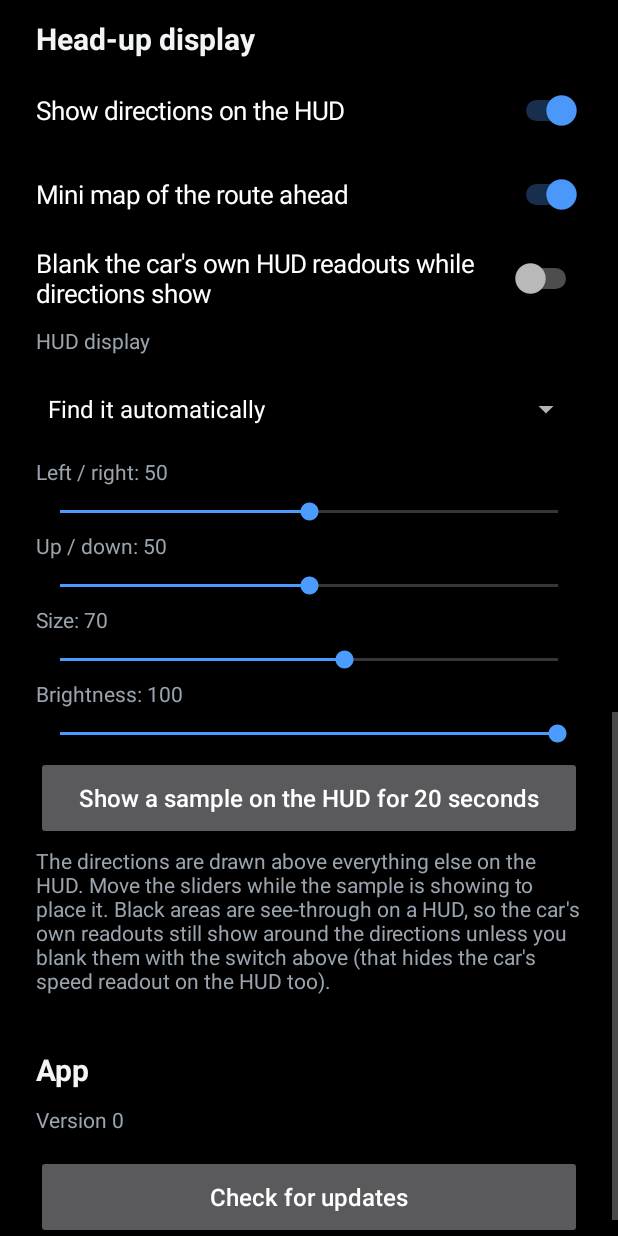
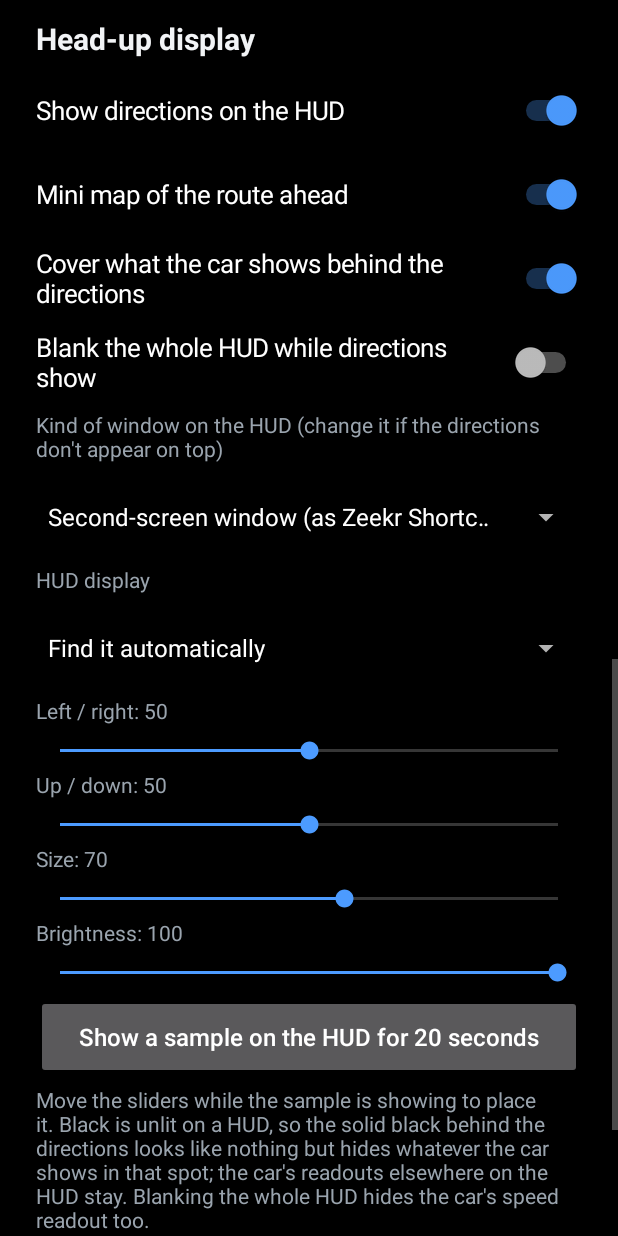
Before and after one commit to shifthk/car-maps, an Android app: the screen it shows after launch (MainActivity), scrolled down 1153 dp, on a phone screen of 412 x 824 dp. Run offline under Robolectric (Android 15) with nearby library versions, the phone set to English and light mode, and no system bars.

Commit message:
Car Maps 2.3: put the HUD directions on top the way Zeekr Shortcut does
Zeekr Shortcut covers the car's own HUD items with an ordinary
second-screen window whose picture is solid, not with a special kind
of window. Do the same: use a Presentation first, and paint solid
black behind the directions and mini map. Settings can turn the
backing off or switch to the display-over-apps window.

Co-Authored-By: Claude Fable 5.2 <noreply@anthropic.com>

```diff
--- a/app/build.gradle.kts
+++ b/app/build.gradle.kts
@@ -10,8 +10,8 @@ android {
         applicationId = "com.carmaps"
         minSdk = 28
         targetSdk = 34
-        versionCode = 6
-        versionName = "2.2"
+        versionCode = 7
+        versionName = "2.3"
     }
 
     buildTypes {
--- a/app/src/main/java/com/carmaps/MainActivity.java
+++ b/app/src/main/java/com/carmaps/MainActivity.java
@@ -166,7 +166,11 @@ public class MainActivity extends Activity {
         heading("Head-up display");
         toggle("Show directions on the HUD", prefs.hud(), prefs::setHud);
         toggle("Mini map of the route ahead", prefs.hudMap(), prefs::setHudMap);
-        toggle("Blank the car's own HUD readouts while directions show", prefs.hudCover(), prefs::setHudCover);
+        toggle("Cover what the car shows behind the directions", prefs.hudSolid(), prefs::setHudSolid);
+        toggle("Blank the whole HUD while directions show", prefs.hudCover(), prefs::setHudCover);
+        choice("Kind of window on the HUD (change it if the directions don't appear on top)",
+                new String[]{"Second-screen window (as Zeekr Shortcut uses)", "Display-over-apps window"},
+                prefs.hudOverlay() ? 1 : 0, i -> prefs.setHudOverlay(i == 1));
 
         final List<Integer> displayIds = new ArrayList<>();
         List<String> displayNames = new ArrayList<>();
@@ -193,10 +197,10 @@ public class MainActivity extends Activity {
             }
             MapService.send(this, MapService.ACTION_HUD_TEST);
         }));
-        root.addView(note("The directions are drawn above everything else on the HUD. Move the sliders while the "
-                + "sample is showing to place it. Black areas are see-through on a HUD, so the car's own readouts "
-                + "still show around the directions unless you blank them with the switch above (that hides the "
-                + "car's speed readout on the HUD too)."));
+        root.addView(note("Move the sliders while the sample is showing to place it. Black is unlit on a HUD, so "
+                + "the solid black behind the directions looks like nothing but hides whatever the car shows in "
+                + "that spot; the car's readouts elsewhere on the HUD stay. Blanking the whole HUD hides the "
+                + "car's speed readout too."));
 
         // ---- updates
         heading("App");
--- a/app/src/main/java/com/carmaps/Prefs.java
+++ b/app/src/main/java/com/carmaps/Prefs.java
@@ -79,6 +79,14 @@ final class Prefs {
     boolean hudCover() { return p.getBoolean("hudCover", false); }
     void setHudCover(boolean v) { p.edit().putBoolean("hudCover", v).apply(); }
 
+    /** Solid black behind the directions, so nothing the car shows there comes through. */
+    boolean hudSolid() { return p.getBoolean("hudSolid", true); }
+    void setHudSolid(boolean v) { p.edit().putBoolean("hudSolid", v).apply(); }
+
+    /** Try the "display over other apps" kind of window on the HUD before the second-screen kind. */
+    boolean hudOverlay() { return p.getBoolean("hudOverlay", false); }
+    void setHudOverlay(boolean v) { p.edit().putBoolean("hudOverlay", v).apply(); }
+
     /** -1: find it automatically. */
     int hudDisplay() { return p.getInt("hudDisplay", -1); }
     void setHudDisplay(int v) { p.edit().putInt("hudDisplay", v).apply(); }
```
Also changed, not shown: app/src/main/java/com/carmaps/Hud.java (+57 -20 lines), 1 other file.
